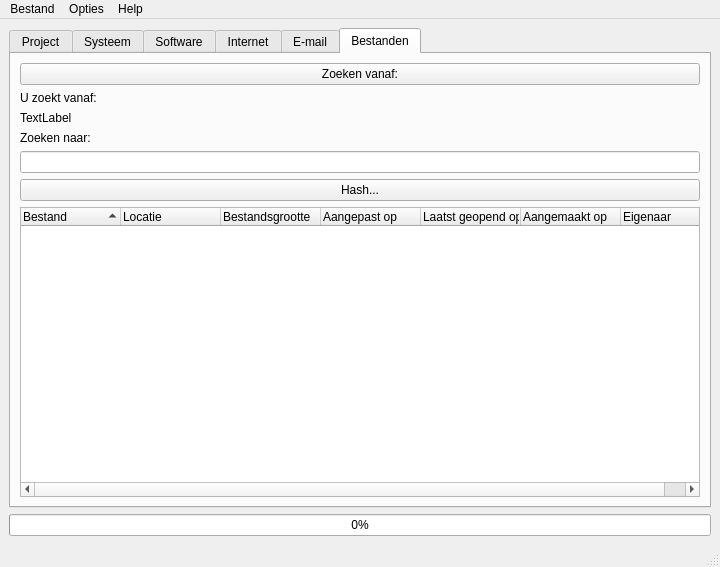
Above: Source/gui/gui_maken/interface_thram.ui from mitfry/IPFIT5_2015 before the change. Below: the same form after it.
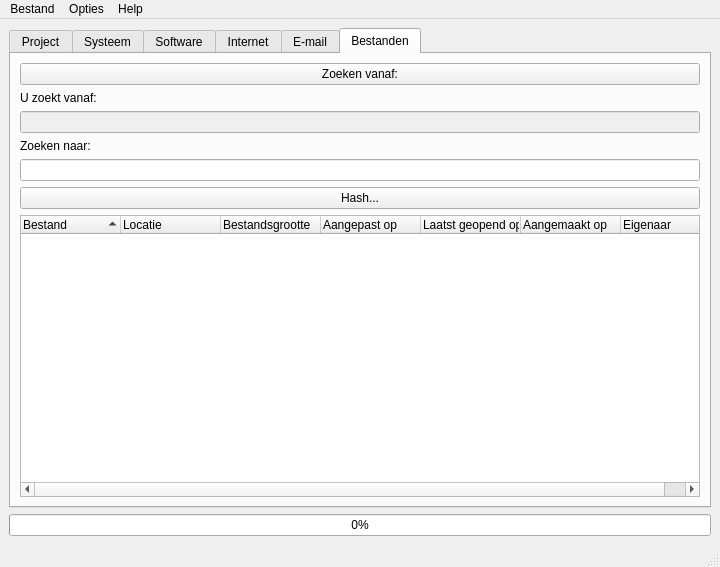
That is the form after the change. The open tabs and pages were chosen to show the change.

Commit message: Edited Interface_thram voor Hashes_Layout

Patch:
```diff
--- a/Source/gui/gui_maken/interface_thram.ui
+++ b/Source/gui/gui_maken/interface_thram.ui
@@ -247,9 +247,9 @@
          </widget>
         </item>
         <item row="3" column="0">
-         <widget class="QLabel" name="label_2">
-          <property name="text">
-           <string>TextLabel</string>
+         <widget class="QLineEdit" name="show_Search_From">
+          <property name="enabled">
+           <bool>false</bool>
           </property>
          </widget>
         </item>
```
Left out of the diff: 4 changed lines with no effect on the pictures. The commit also changes 2 other files.
